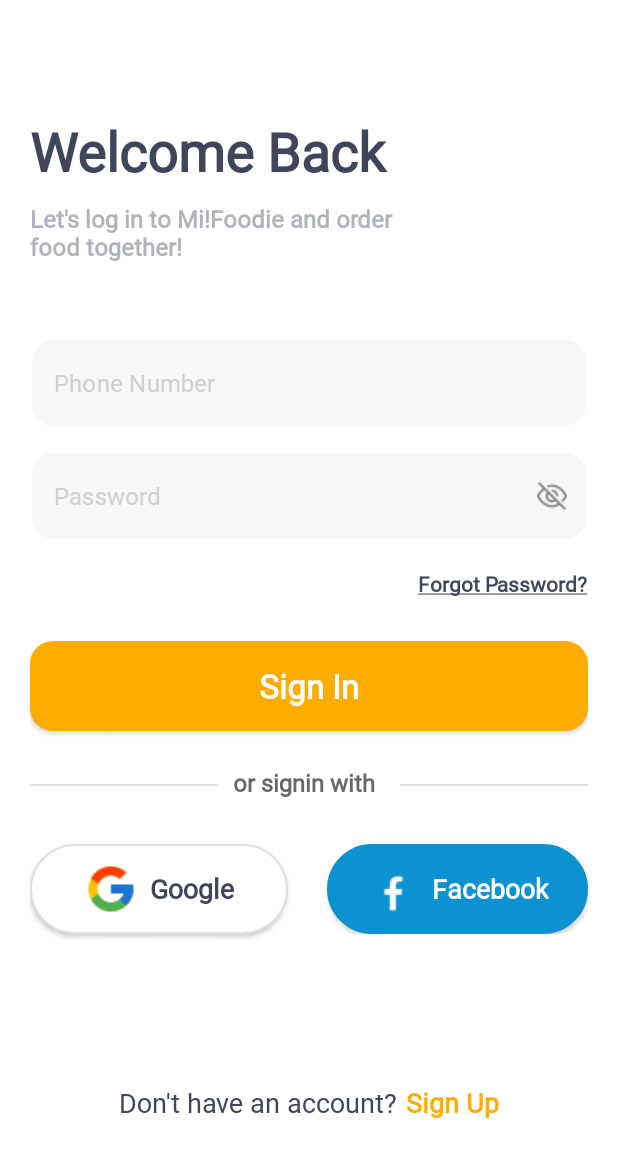
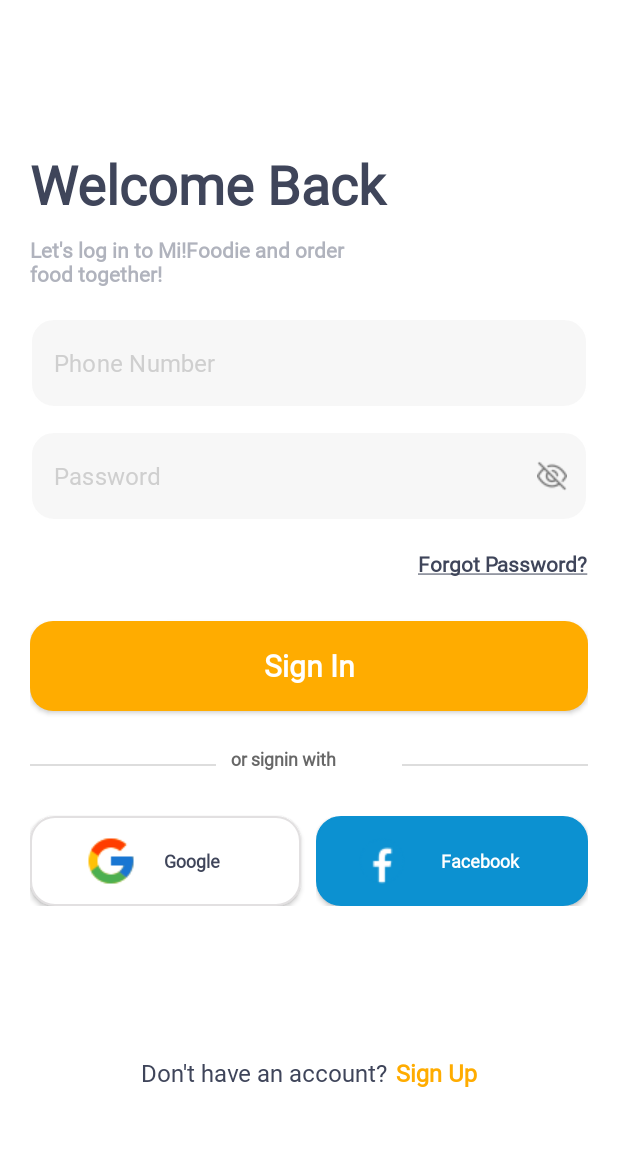
Before and after one commit to giahyng1502/PRO1122_Nhom3_DuAn1, an Android app: the screen it shows after launch (LoginActivity), after a tap on "Get Started", on a phone screen of 412 x 824 dp. Shown: the top 1157 px of the screen. Run offline under Robolectric (Android 15) with nearby library versions, the phone set to English and light mode, and no system bars; our stand-ins replace Firebase (no records; nobody signed in at launch, a user with empty details on screens opened directly); libraries missing offline, so code that uses them is left out: com.facebook, com.facebook.login; plain views replace LoginButton; 4 statements that could not run were skipped.

Commit message:
meger branch "hieu" : Login + resig

```diff
--- a/app/build.gradle.kts
+++ b/app/build.gradle.kts
@@ -9,7 +9,7 @@ android {
 
     defaultConfig {
         applicationId = "FPT.PRO1122.Nhom3.DuAn1"
-        minSdk = 26
+        minSdk = 28
         targetSdk = 34
         versionCode = 1
         versionName = "1.0"
--- a/app/src/main/java/FPT/PRO1122/Nhom3/DuAn1/Activity/LoginActivity.java
+++ b/app/src/main/java/FPT/PRO1122/Nhom3/DuAn1/Activity/LoginActivity.java
@@ -2,6 +2,7 @@ package FPT.PRO1122.Nhom3.DuAn1.Activity;
 
 import android.content.Intent;
 import android.os.Bundle;
+import android.util.Log;
 import android.widget.Toast;
 
 import androidx.activity.result.ActivityResult;
@@ -38,7 +39,6 @@ import com.google.firebase.database.ValueEventListener;
 
 import java.util.Objects;
 
-import FPT.PRO1122.Nhom3.DuAn1.MainActivity;
 import FPT.PRO1122.Nhom3.DuAn1.R;
 import FPT.PRO1122.Nhom3.DuAn1.databinding.ActivityLoginBinding;
 
--- a/app/src/main/java/FPT/PRO1122/Nhom3/DuAn1/Fragment/Myorder.java
+++ b/app/src/main/java/FPT/PRO1122/Nhom3/DuAn1/Fragment/Myorder.java
@@ -11,7 +11,7 @@ import android.view.ViewGroup;
 import FPT.PRO1122.Nhom3.DuAn1.R;
 
 
-public class MyOrder extends Fragment {
+public class Myorder extends Fragment {
 
 
     @Override
--- a/app/src/main/res/drawable/custom_button_facebook.xml
+++ b/app/src/main/res/drawable/custom_button_facebook.xml
@@ -3,7 +3,7 @@
     android:shape="rectangle">
 
     <solid android:color="#0C91D1"/>
-    <corners android:radius="40dp"/>
+    <corners android:radius="16dp"/>
     <stroke android:color="#0C91D1" android:width="1dp"/>
     <padding android:bottom="12dp" android:top="12dp"
         android:left="26dp" android:right="26dp"/>
--- a/app/src/main/res/drawable/custom_button_google.xml
+++ b/app/src/main/res/drawable/custom_button_google.xml
@@ -3,7 +3,7 @@
     android:shape="rectangle">
 
     <solid android:color="@color/white"/>
-    <corners android:radius="40dp"/>
+    <corners android:radius="16dp"/>
     <stroke android:color="#E2E0E1" android:width="1dp"/>
     <padding android:bottom="12dp" android:top="12dp"
         android:left="36dp" android:right="36dp"/>
--- a/app/src/main/res/layout/activity_login.xml
+++ b/app/src/main/res/layout/activity_login.xml
@@ -31,11 +31,11 @@
             android:layout_width="match_parent"
             android:layout_height="wrap_content"
             android:layout_below="@+id/tvWelcomeBack"
-            android:layout_marginBottom="50dp"
+            android:layout_marginBottom="20dp"
             android:fontFamily="@font/font_inter"
             android:text="@string/header_text"
             android:textColor="#B0B3BD"
-            android:textSize="16sp"
+            android:textSize="14sp"
             android:textStyle="bold" />
 
         <com.google.android.material.textfield.TextInputLayout
@@ -112,20 +112,28 @@
             android:text="@string/sign_in"
             android:textAllCaps="false"
             android:textColor="@color/white"
-            android:textSize="22sp"
+            android:textSize="20sp"
             android:textStyle="bold" />
+<LinearLayout
+    android:orientation="horizontal"
+    android:layout_width="match_parent"
+    android:layout_height="wrap_content"
+    android:id="@+id/linner1"
+    android:weightSum="3"
+    android:layout_below="@+id/signInBtn">
 
         <View
             android:id="@+id/view"
-            android:layout_width="125dp"
+            android:layout_weight="1"
+            android:layout_width="0dp"
             android:layout_height="1.5dp"
-            android:layout_below="@+id/signInBtn"
             android:layout_marginTop="35dp"
             android:background="#DDDDDD" />
 
         <TextView
             android:id="@+id/tvOrSigninWith"
-            android:layout_width="wrap_content"
+            android:layout_width="0dp"
+            android:layout_weight="1"
             android:layout_height="wrap_content"
             android:layout_below="@+id/signInBtn"
             android:layout_marginTop="23dp"
@@ -134,40 +142,49 @@
             android:paddingStart="10dp"
             android:text="@string/or_signin_with"
             android:textColor="#676767"
-            android:textSize="16sp"
+            android:textSize="12sp"
             android:textStyle="bold"
             tools:ignore="RtlSymmetry" />
 
         <View
-            android:layout_width="125dp"
+            android:layout_width="0dp"
+            android:layout_weight="1"
             android:layout_height="1.5dp"
             android:layout_below="@+id/signInBtn"
             android:layout_alignParentEnd="true"
             android:layout_marginTop="35dp"
             android:background="#DDDDDD" />
+</LinearLayout>
 
+    <LinearLayout
+            android:layout_width="match_parent"
+            android:orientation="horizontal"
+            android:weightSum="2"
+            android:layout_below="@+id/linner1"
+            android:id="@+id/linner2"
+            android:layout_height="wrap_content">
         <androidx.appcompat.widget.AppCompatButton
             android:id="@+id/googleBtn"
-            android:layout_width="wrap_content"
+            android:layout_width="0dp"
             android:layout_height="wrap_content"
-            android:layout_below="@+id/tvOrSigninWith"
+            android:layout_weight="1"
             android:layout_marginTop="30dp"
             android:background="@drawable/custom_button_google"
             android:drawableStart="@drawable/ic_google"
-            android:drawablePadding="8dp"
             android:elevation="12dp"
             android:fontFamily="@font/font_inter"
             android:text="@string/google"
             android:textAllCaps="false"
             android:textColor="@color/blackBlue"
-            android:textSize="18sp"
+            android:textSize="12sp"
             android:textStyle="bold" />
 
         <FrameLayout
             android:id="@+id/flFB"
-            android:layout_width="wrap_content"
+            android:layout_width="0dp"
+            android:layout_weight="1"
+            android:layout_marginLeft="10dp"
             android:layout_height="wrap_content"
-            android:layout_below="@+id/tvOrSigninWith"
             android:layout_alignParentEnd="true"
             android:layout_marginTop="30dp"
             android:elevation="12dp">
@@ -184,23 +201,22 @@
                 android:layout_height="wrap_content"
                 android:background="@drawable/custom_button_facebook"
                 android:drawableStart="@drawable/ic_facebook"
-                android:drawablePadding="8dp"
                 android:elevation="12dp"
                 android:fontFamily="@font/font_inter"
                 android:text="@string/facebook"
                 android:textAllCaps="false"
-                android:textSize="18sp"
+                android:textSize="12sp"
                 android:textColor="@color/white"
                 android:textStyle="bold">
 
             </androidx.appcompat.widget.AppCompatButton>
 
         </FrameLayout>
-
+        </LinearLayout>
         <LinearLayout
             android:layout_width="match_parent"
             android:layout_height="wrap_content"
-            android:layout_below="@+id/flFB"
+            android:layout_below="@+id/linner2"
             android:layout_marginTop="100dp"
             android:gravity="center"
             android:orientation="horizontal">
@@ -212,7 +228,7 @@
                 android:fontFamily="@font/font_inter"
                 android:text="@string/don_t_have_an_account"
                 android:textColor="@color/blackBlue"
-                android:textSize="18sp" />
+                android:textSize="16sp" />
 
             <TextView
                 android:id="@+id/tvSignUp"
@@ -223,7 +239,7 @@
                 android:fontFamily="@font/font_inter"
                 android:text="@string/sign_up"
                 android:textColor="@color/yellow"
-                android:textSize="18sp"
+                android:textSize="16sp"
                 android:textStyle="bold" />
 
         </LinearLayout>
--- a/app/src/main/res/layout/activity_main.xml
+++ b/app/src/main/res/layout/activity_main.xml
@@ -5,7 +5,7 @@
     android:layout_width="match_parent"
     android:layout_height="match_parent"
     android:background="@color/white"
-    tools:context=".MainActivity">
+    tools:context=".Activity.MainActivity">
 
     <FrameLayout
         android:id="@+id/frameLayout"
--- a/app/src/main/res/layout/activity_selection.xml
+++ b/app/src/main/res/layout/activity_selection.xml
@@ -41,7 +41,7 @@
             android:fontFamily="@font/font_inter"
             android:text="@string/don_t_have_an_account"
             android:textColor="#3F455A"
-            android:textSize="18sp" />
+            android:textSize="16sp" />
 
         <TextView
             android:id="@+id/tvRegisterHere"
@@ -52,7 +52,7 @@
             android:fontFamily="@font/font_inter"
             android:text="@string/register_here"
             android:textColor="@color/blackBlue"
-            android:textSize="18sp"
+            android:textSize="16sp"
             android:textStyle="bold" />
 
     </LinearLayout>
--- a/app/src/main/res/layout/fragment_myorder.xml
+++ b/app/src/main/res/layout/fragment_myorder.xml
@@ -3,7 +3,7 @@
     xmlns:tools="http://schemas.android.com/tools"
     android:layout_width="match_parent"
     android:layout_height="match_parent"
-    tools:context=".Fragment.MyOrder">
+    tools:context=".Fragment.Myorder">
 
     <!-- TODO: Update blank fragment layout -->
     <TextView
--- a/app/src/main/res/values/textSize.xml
+++ /dev/null
@@ -1,8 +0,0 @@
-<?xml version="1.0" encoding="utf-8"?>
-<resources>
-    <color name="black">#FF000000</color>
-    <color name="white">#FFFFFFFF</color>
-    <color name="yellow">#FFC700</color>
-    <color name="black_1">#5D5D5D</color>
-    <color name="primaryTxt">#3F455A</color>
-</resources>
```
Also changed, not shown: app/src/main/AndroidManifest.xml (+19 -1 lines), app/src/main/java/FPT/PRO1122/Nhom3/DuAn1/Activity/CreateProfileActivity.java (+0 -11 lines), app/src/main/java/FPT/PRO1122/Nhom3/DuAn1/Activity/Profile.java (+34 -1 lines), app/src/main/java/FPT/PRO1122/Nhom3/DuAn1/Fragment/Home.java (+1 -6 lines), app/src/main/java/FPT/PRO1122/Nhom3/DuAn1/Fragment/Profile.java (deleted, +0 -75 lines), app/src/main/java/FPT/PRO1122/Nhom3/DuAn1/MainActivity.java (deleted, +0 -62 lines), app/src/main/res/layout/activity_register.xml (+5 -5 lines), app/src/main/res/layout/fragment_profile.xml (deleted, +0 -22 lines).
